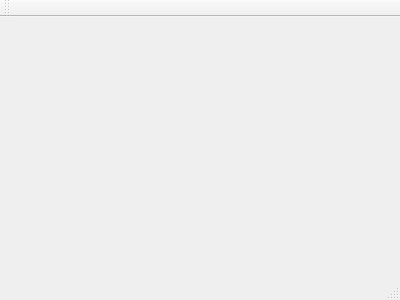
Above: mainwindow.ui from chenyangcheung/QinchuanCattleBMS before the change. Below: the same form after it.
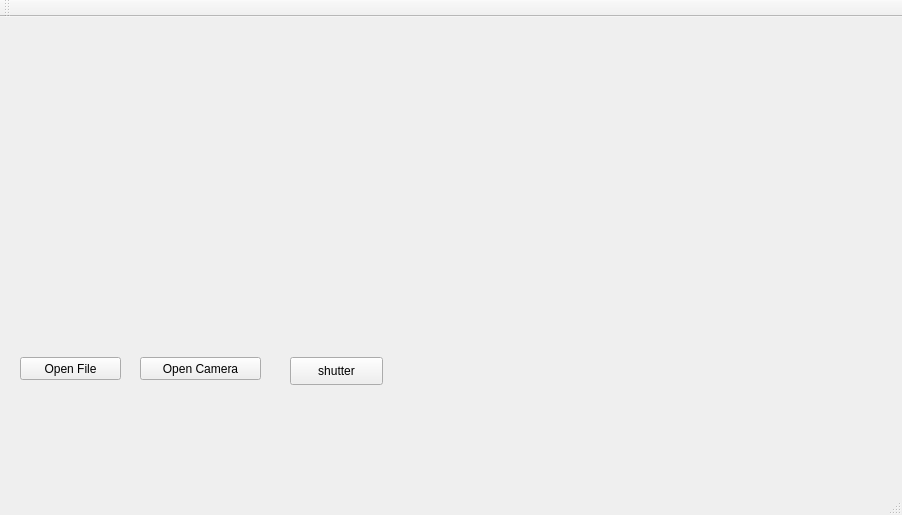
That is the form after the change. Custom widgets are drawn as their Qt base class.

Commit message: Complete function of capture ip camera

```diff
--- a/mainwindow.ui
+++ b/mainwindow.ui
@@ -1,24 +1,101 @@
 <ui version="4.0">
  <class>MainWindow</class>
- <widget class="QMainWindow" name="MainWindow" >
-  <property name="geometry" >
+ <widget class="QMainWindow" name="MainWindow">
+  <property name="geometry">
    <rect>
     <x>0</x>
     <y>0</y>
-    <width>400</width>
-    <height>300</height>
+    <width>902</width>
+    <height>515</height>
    </rect>
   </property>
   <property name="windowTitle" >
    <string>MainWindow</string>
   </property>
-  <widget class="QMenuBar" name="menuBar" />
-  <widget class="QToolBar" name="mainToolBar" />
-  <widget class="QWidget" name="centralWidget" />
-  <widget class="QStatusBar" name="statusBar" />
+  <widget class="QWidget" name="centralWidget">
+   <widget class="VlcWidgetVideo" name="camera" native="true">
+    <property name="geometry">
+     <rect>
+      <x>10</x>
+      <y>20</y>
+      <width>601</width>
+      <height>301</height>
+     </rect>
+    </property>
+   </widget>
+   <widget class="QPushButton" name="OpenFile">
+    <property name="geometry">
+     <rect>
+      <x>20</x>
+      <y>340</y>
+      <width>101</width>
+      <height>23</height>
+     </rect>
+    </property>
+    <property name="text">
+     <string>Open File</string>
+    </property>
+   </widget>
+   <widget class="QPushButton" name="OpenCamera">
+    <property name="geometry">
+     <rect>
+      <x>140</x>
+      <y>340</y>
+      <width>121</width>
+      <height>23</height>
+     </rect>
+    </property>
+    <property name="text">
+     <string>Open Camera</string>
+    </property>
+   </widget>
+   <widget class="QPushButton" name="pushButton">
+    <property name="geometry">
+     <rect>
+      <x>290</x>
+      <y>340</y>
+      <width>93</width>
+      <height>28</height>
+     </rect>
+    </property>
+    <property name="text">
+     <string>shutter</string>
+    </property>
+   </widget>
+  </widget>
+  <widget class="QMenuBar" name="menuBar">
+   <property name="geometry">
+    <rect>
+     <x>0</x>
+     <y>0</y>
+     <width>902</width>
+     <height>26</height>
+    </rect>
+   </property>
+  </widget>
+  <widget class="QToolBar" name="mainToolBar">
+   <attribute name="toolBarArea">
+    <enum>TopToolBarArea</enum>
+   </attribute>
+   <attribute name="toolBarBreak">
+    <bool>false</bool>
+   </attribute>
+  </widget>
+  <widget class="QStatusBar" name="statusBar"/>
  </widget>
- <layoutDefault spacing="6" margin="11" />
- <pixmapfunction></pixmapfunction>
+ <layoutdefault spacing="6" margin="11"/>
+ <customwidgets>
+  <customwidget>
+   <class>VlcWidgetVideo</class>
+   <extends>QWidget</extends>
+   <header location="global">VLCQtWidgets/WidgetVideo.h</header>
+   <container>1</container>
+   <slots>
+    <signal>fullscreen()</signal>
+    <slot>toggleFullscreen()</slot>
+   </slots>
+  </customwidget>
+ </customwidgets>
  <resources/>
  <connections/>
 </ui>
```
Left out of the diff: 3 changed lines with no effect on the pictures. The commit also changes 4 other files.
